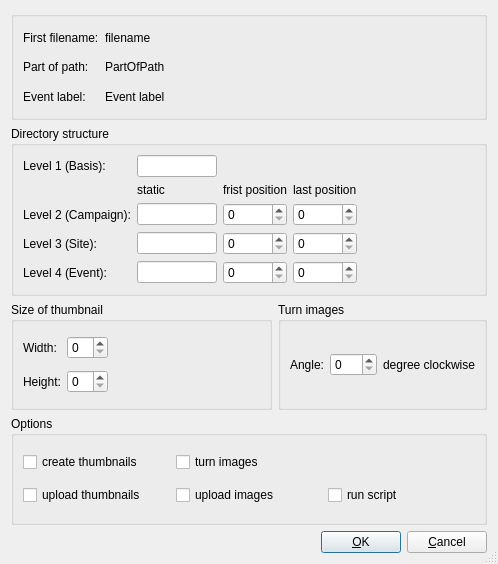
The window that trunk/Forms/SetThumbnailOptionsDialog/setthumbnailoptionsdialog.ui (pangaea-data-publisher/PanUploader) describes before a commit, drawn with Qt 5.
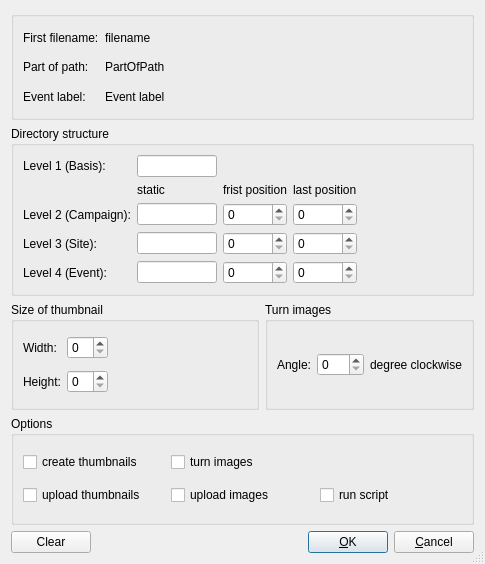
The same window after the commit.

```diff
--- a/trunk/Forms/SetThumbnailOptionsDialog/setthumbnailoptionsdialog.ui
+++ b/trunk/Forms/SetThumbnailOptionsDialog/setthumbnailoptionsdialog.ui
@@ -6,7 +6,7 @@
    <rect>
     <x>0</x>
     <y>0</y>
-    <width>498</width>
+    <width>485</width>
     <height>564</height>
    </rect>
   </property>
@@ -366,7 +366,14 @@
     </widget>
    </item>
    <item row="4" column="0" colspan="2">
-    <layout class="QHBoxLayout">
+    <layout class="QHBoxLayout" name="horizontalLayout">
+     <item>
+      <widget class="QPushButton" name="Clear_pushButton">
+       <property name="text">
+        <string>Clear</string>
+       </property>
+      </widget>
+     </item>
      <item>
       <spacer>
        <property name="orientation">
```
